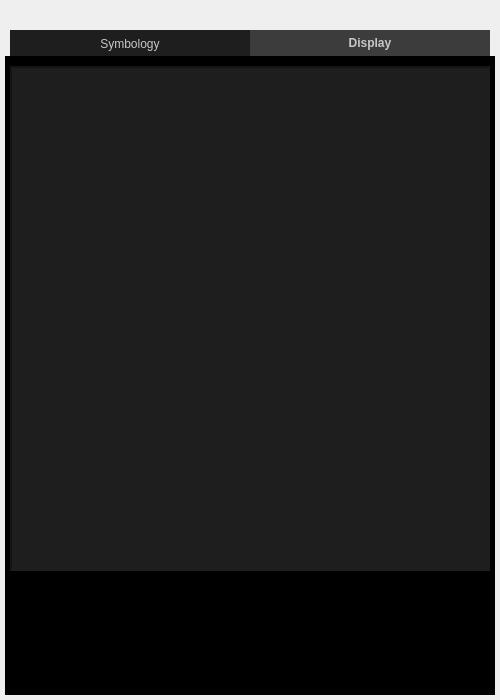
ignmiz/ATC_Console, file ui/dialogsettings.ui: the form before one commit.
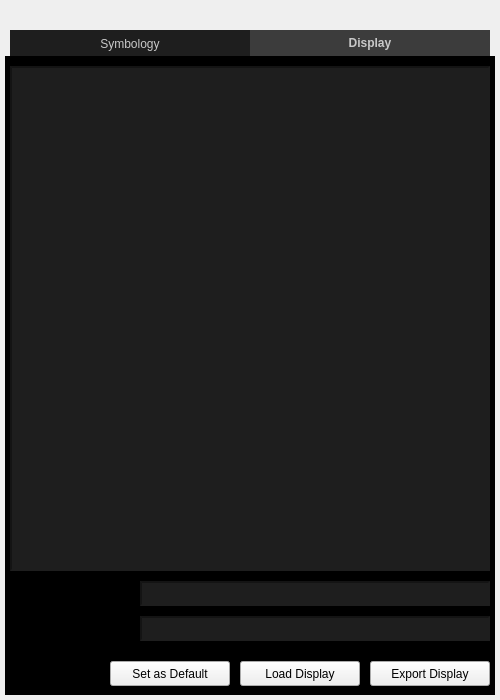
The form after the commit. The open tabs and pages were chosen to show the change. Custom widgets are drawn as their Qt base class.

Commit message: Extended GUI for Display tab

The edit to the form file:
```diff
--- a/ui/dialogsettings.ui
+++ b/ui/dialogsettings.ui
@@ -293,6 +293,113 @@
 }</string>
      </property>
     </widget>
+    <widget class="QLineEdit" name="lineEditDefaultDisplay">
+     <property name="geometry">
+      <rect>
+       <x>135</x>
+       <y>525</y>
+       <width>350</width>
+       <height>25</height>
+      </rect>
+     </property>
+     <property name="styleSheet">
+      <string notr="true">QLineEdit
+{
+	color: #c8c8c8;
+	background-color: #1e1e1e;
+	border-style: inset;
+	border-width: 2px;
+	border-color: #141414;
+	font: 13px;
+}</string>
+     </property>
+    </widget>
+    <widget class="QLineEdit" name="lineEditActiveDisplay">
+     <property name="geometry">
+      <rect>
+       <x>135</x>
+       <y>560</y>
+       <width>350</width>
+       <height>25</height>
+      </rect>
+     </property>
+     <property name="styleSheet">
+      <string notr="true">QLineEdit
+{
+	color: #c8c8c8;
+	background-color: #1e1e1e;
+	border-style: inset;
+	border-width: 2px;
+	border-color: #141414;
+	font: 13px;
+}</string>
+     </property>
+    </widget>
+    <widget class="QLabel" name="labelDefaultDisplay">
+     <property name="geometry">
+      <rect>
+       <x>10</x>
+       <y>525</y>
+       <width>110</width>
+       <height>25</height>
+      </rect>
+     </property>
+     <property name="text">
+      <string>Default display:</string>
+     </property>
+    </widget>
+    <widget class="QLabel" name="labelActiveDisplay">
+     <property name="geometry">
+      <rect>
+       <x>10</x>
+       <y>560</y>
+       <width>110</width>
+       <height>25</height>
+      </rect>
+     </property>
+     <property name="text">
+      <string>Active display:</string>
+     </property>
+    </widget>
+    <widget class="QPushButton" name="buttonSetDefaultDisplay">
+     <property name="geometry">
+      <rect>
+       <x>105</x>
+       <y>605</y>
+       <width>120</width>
+       <height>25</height>
+      </rect>
+     </property>
+     <property name="text">
+      <string>Set as Default</string>
+     </property>
+    </widget>
+    <widget class="QPushButton" name="buttonLoadDisplay">
+     <property name="geometry">
+      <rect>
+       <x>235</x>
+       <y>605</y>
+       <width>120</width>
+       <height>25</height>
+      </rect>
+     </property>
+     <property name="text">
+      <string>Load Display</string>
+     </property>
+    </widget>
+    <widget class="QPushButton" name="buttonExportDisplay">
+     <property name="geometry">
+      <rect>
+       <x>365</x>
+       <y>605</y>
+       <width>120</width>
+       <height>25</height>
+      </rect>
+     </property>
+     <property name="text">
+      <string>Export Display</string>
+     </property>
+    </widget>
    </widget>
   </widget>
  </widget>
```
Left out of the diff: 8 changed lines with no effect on the pictures. The commit also changes 5 other files.
